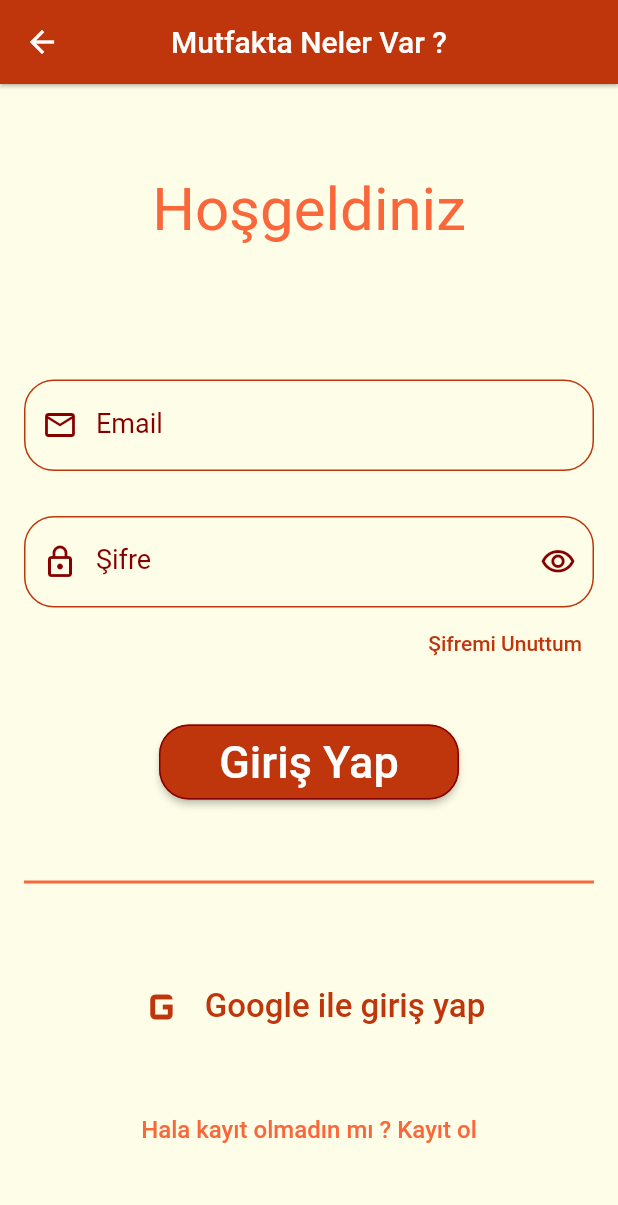
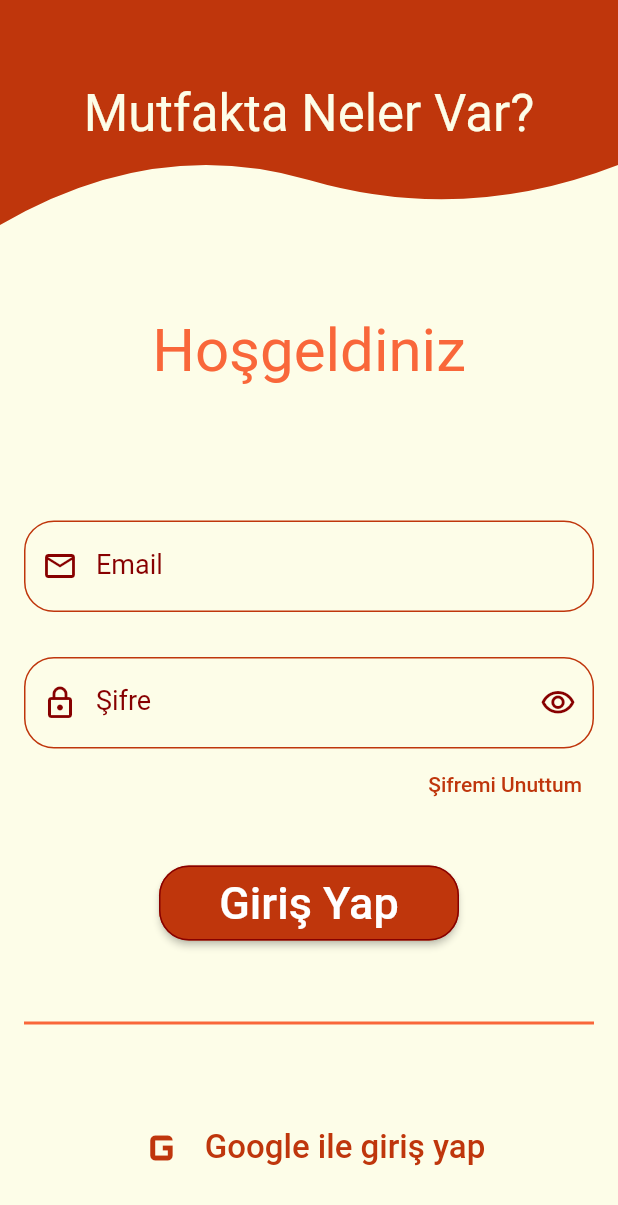
Before and after one commit to BernaErden1/OyunveUygulamaAkademisi, a Flutter app: the GirisYap screen opened directly, on a phone screen of 412 x 824 dp. Shown: the top 1205 px of the screen. Run offline on Flutter 3.47's test engine with Material 2 defaults, Android fonts, the phone set to English and light mode, and no system bars; Roboto replaces fonts that are missing (Alegraya).

Commit message:
Giriş yap sayfasında başlık barı düzenlendi

```diff
--- a/lib/giris_yap/giris_yap.dart
+++ b/lib/giris_yap/giris_yap.dart
@@ -1,6 +1,7 @@
 import 'package:flutter/material.dart';
 import 'package:tarifim/product/dil/turkce_itemler.dart';
 import 'package:tarifim/product/utility.dart';
+import 'package:tarifim/Widgets/baslik_bar.dart';
 
 class GirisYap extends StatefulWidget {
   const GirisYap({Key? key}) : super(key: key);
@@ -22,12 +23,23 @@ class _GirisYapState extends State<GirisYap> {
   @override
   Widget build(BuildContext context) {
     return Scaffold(
-      appBar: AppBar(
-        title: Text(TurkceItemler().uygIsmi),
-      ),
+
       body: SingleChildScrollView(
         child: Column(
           children: [
+            ClipPath(
+      clipper: MyCustomClipper(),
+      child: Container(
+        alignment: Alignment.center,
+        height: 150,
+        width: double.infinity,
+        color: ColorsUtility().primaryColor,
+        child: Text(
+          'Mutfakta Neler Var?',
+          style: Theme.of(context).textTheme.headline4,
+        ),
+      ),
+    ),
             spaceSize(size: 60),
             _welcome(),
             spaceSize(),
--- a/lib/main.dart
+++ b/lib/main.dart
@@ -19,7 +19,7 @@ class MyApp extends StatelessWidget {
       title: 'Mutfakta Neler Var ?',
       theme: LightTheme(context).lightTema,
       darkTheme: DarkTheme().darkTema,
-      home: const KayitOl(),
+      home: const GirisYap(),
     );
   }
 }
```
